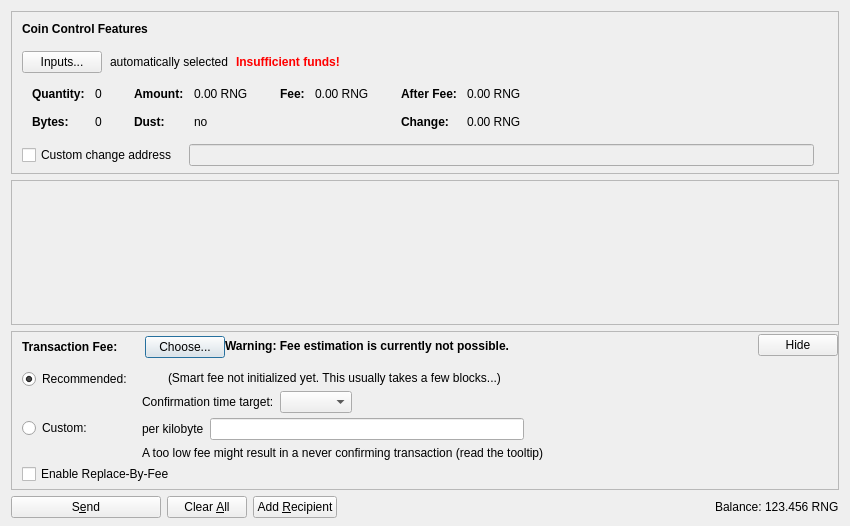
The window that src/qt/forms/sendcoinsdialog.ui (litecoincash-project/ring) describes before a commit, drawn with Qt 5.
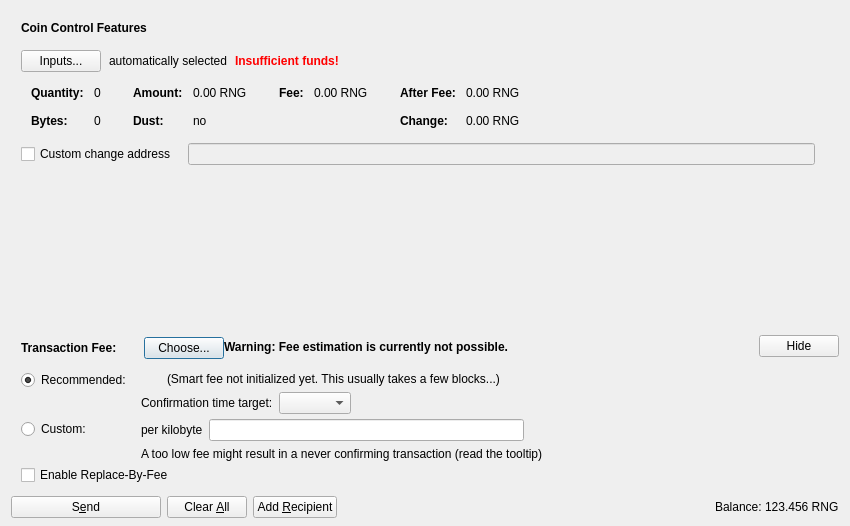
The same window after the commit. Icons and pictures are not drawn. Custom widgets are drawn as their Qt base class.

What changed in the file:
```diff
--- a/src/qt/forms/sendcoinsdialog.ui
+++ b/src/qt/forms/sendcoinsdialog.ui
@@ -32,10 +32,10 @@
       </size>
      </property>
      <property name="frameShape">
-      <enum>QFrame::StyledPanel</enum>
+      <enum>QFrame::NoFrame</enum>
      </property>
      <property name="frameShadow">
-      <enum>QFrame::Sunken</enum>
+      <enum>QFrame::Plain</enum>
      </property>
      <layout class="QVBoxLayout" name="verticalLayoutCoinControl2">
       <property name="spacing">
@@ -579,6 +579,12 @@
    </item>
    <item>
     <widget class="QScrollArea" name="scrollArea">
+     <property name="frameShape">
+      <enum>QFrame::NoFrame</enum>
+     </property>
+     <property name="frameShadow">
+      <enum>QFrame::Plain</enum>
+     </property>
      <property name="widgetResizable">
       <bool>true</bool>
      </property>
@@ -587,8 +593,8 @@
        <rect>
         <x>0</x>
         <y>0</y>
-        <width>830</width>
-        <height>104</height>
+        <width>832</width>
+        <height>124</height>
        </rect>
       </property>
       <layout class="QVBoxLayout" name="verticalLayout_2" stretch="0,1">
@@ -643,10 +649,10 @@
       </size>
      </property>
      <property name="frameShape">
-      <enum>QFrame::StyledPanel</enum>
+      <enum>QFrame::NoFrame</enum>
      </property>
      <property name="frameShadow">
-      <enum>QFrame::Sunken</enum>
+      <enum>QFrame::Plain</enum>
      </property>
      <layout class="QVBoxLayout" name="verticalLayoutFee1">
       <property name="spacing">
```
Left out of the diff: 20 changed lines with no effect on the pictures.
